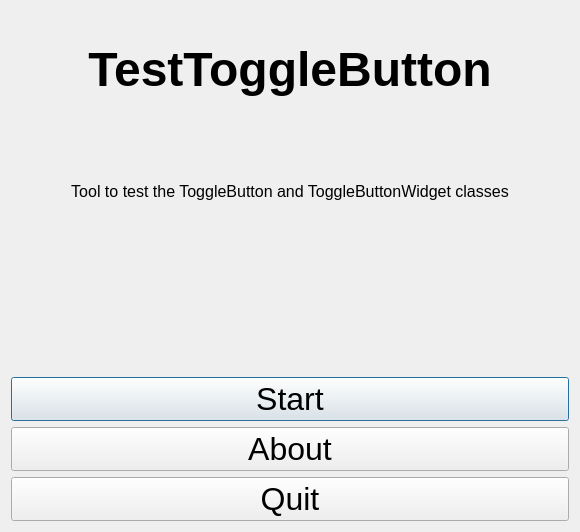
richelbilderbeek/ProjectRichelBilderbeek, file Tools/ToolTestToggleButton/qttesttogglebuttonmenudialog.ui: the form before one commit.
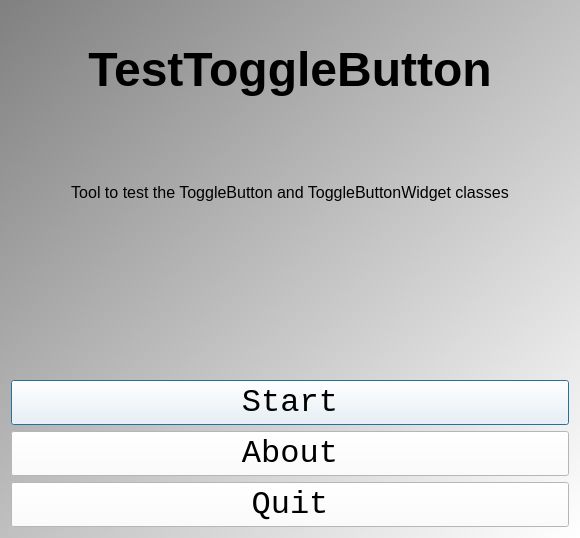
The form after the commit. Icons and pictures are not drawn.

The edit to the form file:
```diff
--- a/Tools/ToolTestToggleButton/qttesttogglebuttonmenudialog.ui
+++ b/Tools/ToolTestToggleButton/qttesttogglebuttonmenudialog.ui
@@ -7,7 +7,7 @@
     <x>0</x>
     <y>0</y>
     <width>580</width>
-    <height>532</height>
+    <height>538</height>
    </rect>
   </property>
   <property name="font">
@@ -22,6 +22,16 @@
    <iconset resource="ToolTestToggleButton.qrc">
     <normaloff>:/ToolTestToggleButton/images/R.png</normaloff>:/ToolTestToggleButton/images/R.png</iconset>
   </property>
+  <property name="styleSheet">
+   <string notr="true">QDialog { 
+background-color: qlineargradient(x1: 0, y1: 0, x2: 1, y2: 1, stop: 0  #808080, stop: 1 #ffffff);
+}
+QPushButton { background-color: rgb(255, 255, 255);  }
+QPushButton { color: rgb(0,0,0); }
+QPushButton { font: 32px monospace;  }
+QPlainTextEdit { font: 12px courier new, courier, monospace;  }
+</string>
+  </property>
   <layout class="QVBoxLayout" name="verticalLayout">
    <item>
     <widget class="QLabel" name="label_title">
```
